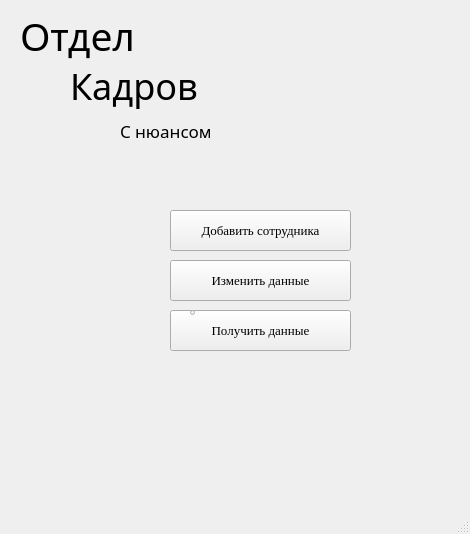
Above: MainMenu.ui from MatAfan/YandexProject1 before the change. Below: the same form after it.
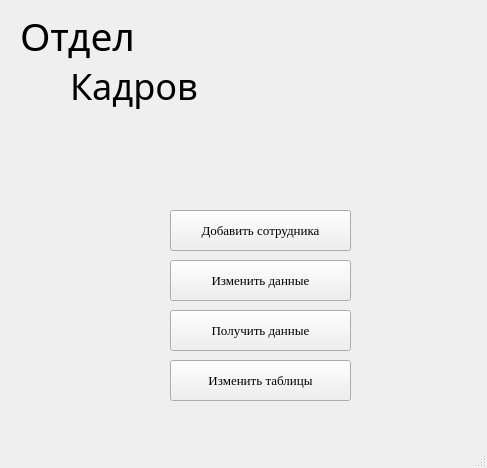
That is the form after the change.

The edit to the form file:
```diff
--- a/MainMenu.ui
+++ b/MainMenu.ui
@@ -6,8 +6,8 @@
    <rect>
     <x>0</x>
     <y>0</y>
-    <width>470</width>
-    <height>534</height>
+    <width>487</width>
+    <height>468</height>
    </rect>
   </property>
   <property name="windowTitle">
@@ -77,19 +77,6 @@
      <string>Получить данные</string>
     </property>
    </widget>
-   <widget class="QPushButton" name="btn_game">
-    <property name="geometry">
-     <rect>
-      <x>190</x>
-      <y>310</y>
-      <width>5</width>
-      <height>5</height>
-     </rect>
-    </property>
-    <property name="text">
-     <string/>
-    </property>
-   </widget>
    <widget class="QLabel" name="label">
     <property name="geometry">
      <rect>
@@ -128,23 +115,23 @@
      <string>Кадров</string>
     </property>
    </widget>
-   <widget class="QLabel" name="label_3">
+   <widget class="QPushButton" name="btn_changeother">
     <property name="geometry">
      <rect>
-      <x>120</x>
-      <y>120</y>
-      <width>141</width>
-      <height>21</height>
+      <x>170</x>
+      <y>360</y>
+      <width>181</width>
+      <height>41</height>
      </rect>
     </property>
     <property name="font">
      <font>
-      <family>Monotype Corsiva</family>
-      <pointsize>13</pointsize>
+      <family>Times New Roman</family>
+      <pointsize>10</pointsize>
      </font>
     </property>
     <property name="text">
-     <string>С нюансом</string>
+     <string>Изменить таблицы</string>
     </property>
    </widget>
   </widget>
```
Left out of the diff: 12 changed lines with no effect on the pictures.
